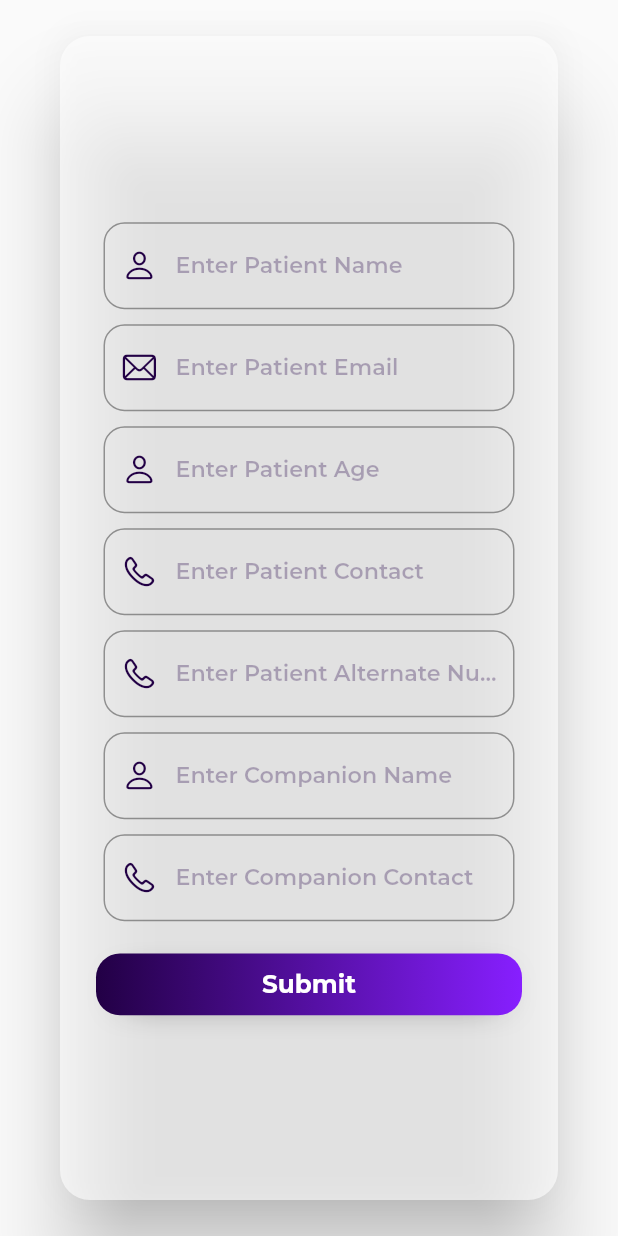
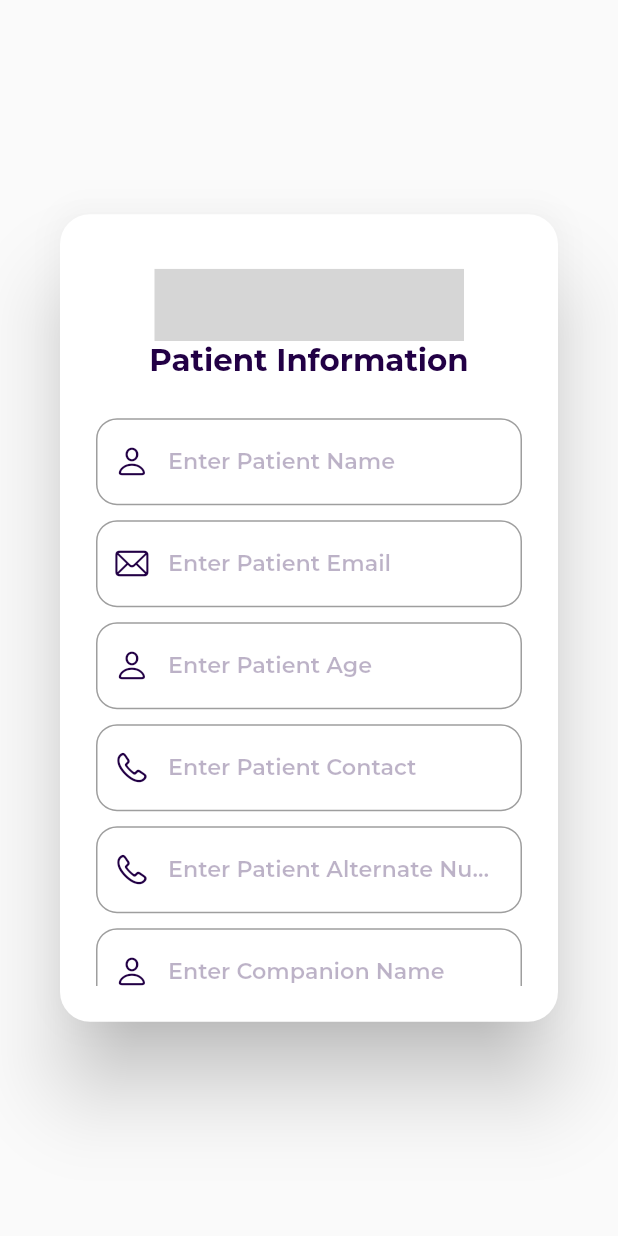
Before and after one commit to Anadhsuhagiya/Hospital_Management, a Flutter app: what appointmentForm() shows on an empty page, opened directly, on a phone screen of 412 x 824 dp. Run offline on Flutter 3.47's test engine with Material 2 defaults, Android fonts, the phone set to English and light mode, and no system bars; our stand-ins replace animated_notch_bottom_bar, curved_navigation_bar, eva_icons_flutter, flutter_zoom_drawer, google_fonts, lottie and 4 more; missing offline and left inert: carbon_icons, email_otp, flutter_phone_direct_caller; accounts and stored records are empty; network calls fail; grey boxes are pictures that could not be loaded.

Commit message:
Hospital Update

```diff
--- a/lib/widgets/appointmentForm.dart
+++ b/lib/widgets/appointmentForm.dart
@@ -1,6 +1,7 @@
 import 'package:flutter/cupertino.dart';
 import 'package:flutter/material.dart';
 import 'package:google_fonts/google_fonts.dart';
+import 'package:lottie/lottie.dart';
 import 'package:realestate/widgets/text.dart';
 
 import '../data/globals.dart';
@@ -38,21 +39,29 @@ class _appointmentFormState extends State<appointmentForm> {
 
     return AlertDialog(
       shape: RoundedRectangleBorder(borderRadius: BorderRadius.circular(20)),
-      backgroundColor: kWhite.withOpacity(0.6),
       content: Container(
-        height: h,
-        width: w * 0.8,
+        height: h * 0.6,
+        width: w,
         alignment: Alignment.center,
         decoration: BoxDecoration(
-          // color: kWhite.withOpacity(0.2),
+          color: kWhite,
           borderRadius: BorderRadius.circular(15),
         ),
         child: SingleChildScrollView(
           physics: BouncingScrollPhysics(),
           child: Column(
             children: [
+
+              SizedBox(height: h * 0.02,),
+
+              Lottie.network("https://lottie.host/5558b0a1-eb58-430f-9908-9776e257eafc/Yr5tx4eZ61.json",width: w * 0.5),
+
+              textWidget(msg: "Patient Information", txtColor: kDarkBlue3, txtFontWeight: FontWeight.bold, txtFontSize: h * 0.025),
+
+              SizedBox(height: h * 0.02,),
+
               Padding(
-                padding: EdgeInsets.all(5),
+                padding: EdgeInsets.only(top: 10),
                 child: TextField(
                   controller: Pname,
                   textCapitalization: TextCapitalization.words,
@@ -91,7 +100,7 @@ class _appointmentFormState extends State<appointmentForm> {
               ),
 
               Padding(
-                padding: EdgeInsets.all(5),
+                padding: EdgeInsets.only(top: 10),
                 child: TextField(
                   controller: Pemail,
                   onChanged: (value) {
@@ -129,7 +138,7 @@ class _appointmentFormState extends State<appointmentForm> {
               ),
 
               Padding(
-                padding: EdgeInsets.all(5),
+                padding: EdgeInsets.only(top: 10),
                 child: TextField(
                   controller: PAge,
                   onChanged: (value) {
@@ -167,7 +176,7 @@ class _appointmentFormState extends State<appointmentForm> {
               ),
 
               Padding(
-                padding: EdgeInsets.all(5),
+                padding: EdgeInsets.only(top: 10),
                 child: TextField(
                   controller: Pnumber,
                   onChanged: (value) {
@@ -205,7 +214,7 @@ class _appointmentFormState extends State<appointmentForm> {
               ),
 
               Padding(
-                padding: EdgeInsets.all(5),
+                padding: EdgeInsets.only(top: 10),
                 child: TextField(
                   controller: PaltNumber,
                   onChanged: (value) {
@@ -243,7 +252,7 @@ class _appointmentFormState extends State<appointmentForm> {
               ),
 
               Padding(
-                padding: EdgeInsets.all(5),
+                padding: EdgeInsets.only(top: 10),
                 child: TextField(
                   controller: Cname,
                   onChanged: (value) {
@@ -282,7 +291,7 @@ class _appointmentFormState extends State<appointmentForm> {
               ),
 
               Padding(
-                padding: EdgeInsets.all(5),
+                padding: EdgeInsets.only(top: 10),
                 child: TextField(
                   controller: Cnumber,
                   onChanged: (value) {
```
Also changed, not shown: images/IMG_20230728_222538.jpg (added).
